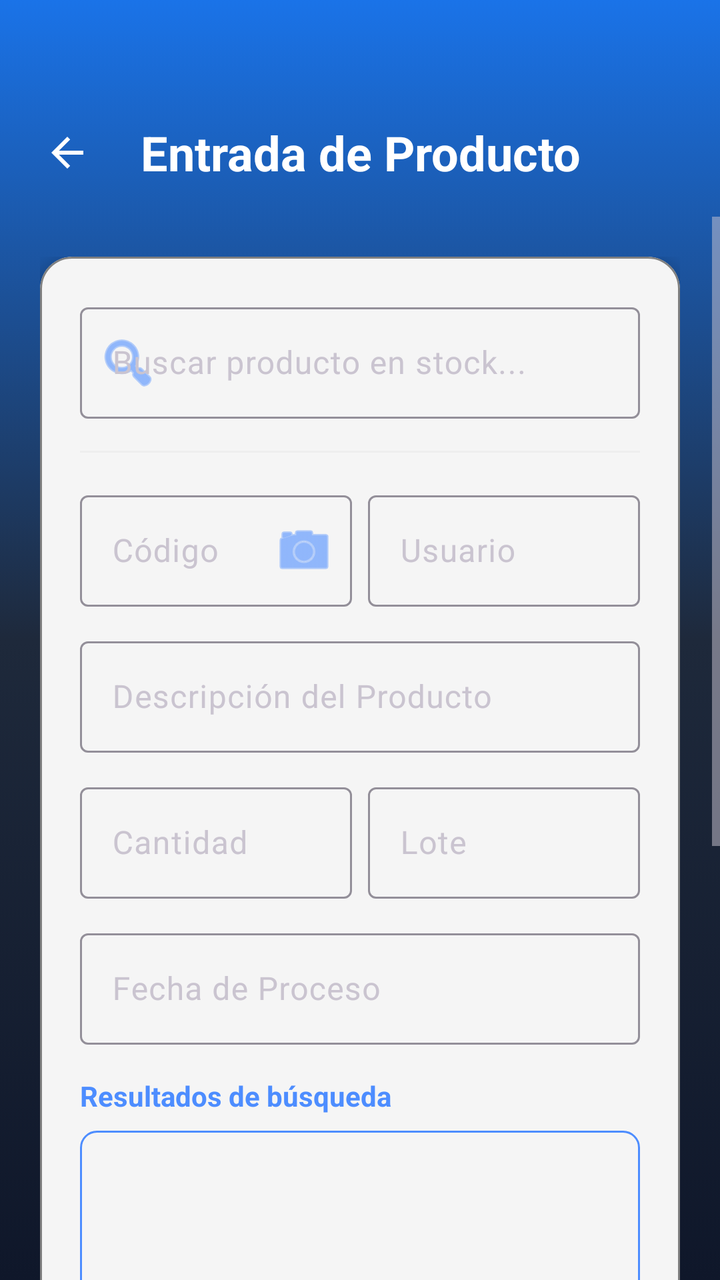
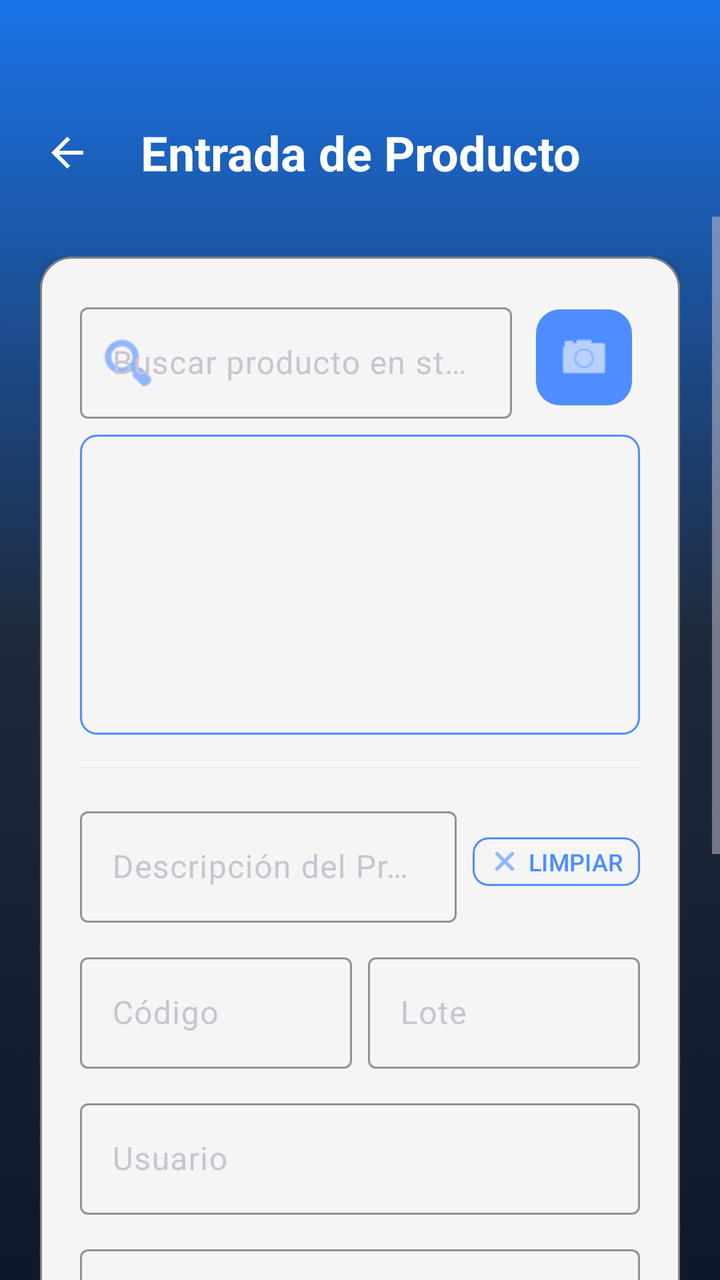

An Android layout rendered at two revisions. The XML below is the earlier revision; the diff shows what the commit changed to produce the second picture.
<!-- AndroidManifest.xml: application theme Theme.InventarioApp -->
<!-- res/layout/activity_entrada_productos.xml -->
<?xml version="1.0" encoding="utf-8"?>
<androidx.constraintlayout.widget.ConstraintLayout xmlns:android="http://schemas.android.com/apk/res/android"
    xmlns:app="http://schemas.android.com/apk/res-auto"
    xmlns:tools="http://schemas.android.com/tools"
    android:layout_width="match_parent"
    android:layout_height="match_parent"
    android:background="@drawable/fondo_degradado">

    
    <TextView
        android:id="@+id/tvTituloEntrada"
        android:layout_width="wrap_content"
        android:layout_height="wrap_content"
        android:layout_marginTop="60dp"
        android:gravity="center"
        android:text="@string/title_entrada"
        android:textColor="@color/white"
        android:textSize="24sp"
        android:textStyle="bold"
        app:layout_constraintEnd_toEndOf="parent"
        app:layout_constraintStart_toStartOf="parent"
        app:layout_constraintTop_toTopOf="parent" />

    <ImageButton
        android:id="@+id/btnBack"
        android:layout_width="51dp"
        android:layout_height="56dp"
        android:layout_marginStart="8dp"
        android:background="?attr/selectableItemBackgroundBorderless"
        android:contentDescription="@string/btn_volver"
        android:elevation="8dp"
        android:padding="12dp"
        android:src="@drawable/ic_back"
        app:layout_constraintBottom_toBottomOf="@id/tvTituloEntrada"
        app:layout_constraintStart_toStartOf="parent"
        app:layout_constraintTop_toTopOf="@id/tvTituloEntrada"
        app:tint="@color/white" />

    
    <ScrollView
        android:layout_width="match_parent"
        android:layout_height="0dp"
        android:layout_marginTop="16dp"
        android:fillViewport="true"
        app:layout_constraintBottom_toBottomOf="parent"
        app:layout_constraintTop_toBottomOf="@id/tvTituloEntrada">

        <LinearLayout
            android:layout_width="match_parent"
            android:layout_height="wrap_content"
            android:orientation="vertical"
            android:padding="20dp">

            <com.google.android.material.card.MaterialCardView
                android:layout_width="match_parent"
                android:layout_height="wrap_content"
                app:cardCornerRadius="16dp"
                app:cardElevation="4dp"
                app:cardBackgroundColor="@color/smoke_white"
                app:strokeWidth="1dp"
                app:strokeColor="@color/gray">

                <LinearLayout
                    android:layout_width="match_parent"
                    android:layout_height="wrap_content"
                    android:orientation="vertical"
                    android:padding="20dp">

                    
                    <com.google.android.material.textfield.TextInputLayout
                        android:layout_width="match_parent"
                        android:layout_height="wrap_content"
                        android:hint="@string/hint_buscar_stock"
                        app:startIconDrawable="@android:drawable/ic_menu_search"
                        app:startIconTint="@color/primary"
                        app:endIconMode="clear_text"
                        app:endIconTint="@color/gray"
                        app:hintTextColor="@color/black"
                        style="@style/Widget.Material3.TextInputLayout.OutlinedBox">

                        <com.google.android.material.textfield.TextInputEditText
                            android:id="@+id/searchEditText"
                            android:layout_width="match_parent"
                            android:layout_height="wrap_content"
                            android:textColor="@color/black"
                            android:inputType="text" />
                    </com.google.android.material.textfield.TextInputLayout>

                    <View android:layout_width="match_parent" android:layout_height="1dp" android:layout_marginVertical="16dp" android:background="#EEEEEE" />

                    <LinearLayout
                        android:layout_width="match_parent"
                        android:layout_height="wrap_content"
                        android:orientation="horizontal">

                        <com.google.android.material.textfield.TextInputLayout
                            android:id="@+id/tilCodigo"
                            style="@style/Widget.Material3.TextInputLayout.OutlinedBox"
                            android:layout_width="0dp"
                            android:layout_height="wrap_content"
                            android:layout_weight="1"
                            android:layout_marginEnd="8dp"
                            android:hint="@string/label_codigo"
                            app:endIconMode="custom"
                            app:endIconDrawable="@android:drawable/ic_menu_camera"
                            app:endIconTint="@color/primary"
                            app:hintTextColor="@color/black">

                            <com.google.android.material.textfield.TextInputEditText
                                android:id="@+id/etCodigo"
                                android:layout_width="match_parent"
                                android:layout_height="wrap_content"
                                android:textColor="@color/black"
                                android:inputType="text" />
                        </com.google.android.material.textfield.TextInputLayout>

                        <com.google.android.material.textfield.TextInputLayout
                            android:id="@+id/tilUsuario"
                            style="@style/Widget.Material3.TextInputLayout.OutlinedBox"
                            android:layout_width="0dp"
                            android:layout_height="wrap_content"
                            android:layout_weight="1"
                            android:hint="@string/label_usuario"
                            app:hintTextColor="@color/black">

                            <com.google.android.material.textfield.TextInputEditText
                                android:id="@+id/etUsuario"
                                android:layout_width="match_parent"
                                android:layout_height="wrap_content"
                                android:textColor="@color/black"
                                android:inputType="text" />
                        </com.google.android.material.textfield.TextInputLayout>
                    </LinearLayout>

                    <com.google.android.material.textfield.TextInputLayout
                        android:id="@+id/tilDescripcion"
                        style="@style/Widget.Material3.TextInputLayout.OutlinedBox"
                        android:layout_width="match_parent"
                        android:layout_height="wrap_content"
                        android:layout_marginTop="12dp"
                        android:hint="@string/label_descripcion_prod"
                        app:hintTextColor="@color/black">

                        <com.google.android.material.textfield.TextInputEditText
                            android:id="@+id/etDescripcion"
                            android:layout_width="match_parent"
                            android:layout_height="wrap_content"
                            android:textColor="@color/black"
                            android:inputType="text" />
                    </com.google.android.material.textfield.TextInputLayout>

                    <LinearLayout
                        android:layout_width="match_parent"
                        android:layout_height="wrap_content"
                        android:layout_marginTop="12dp"
                        android:orientation="horizontal">

                        <com.google.android.material.textfield.TextInputLayout
                            android:id="@+id/tilCantidad"
                            style="@style/Widget.Material3.TextInputLayout.OutlinedBox"
                            android:layout_width="0dp"
                            android:layout_height="wrap_content"
                            android:layout_weight="1"
                            android:layout_marginEnd="8dp"
                            android:hint="@string/label_cantidad"
                            app:hintTextColor="@color/black">

                            <com.google.android.material.textfield.TextInputEditText
                                android:id="@+id/etCantidad"
                                android:layout_width="match_parent"
                                android:layout_height="wrap_content"
                                android:textColor="@color/black"
                                android:inputType="number" />
                        </com.google.android.material.textfield.TextInputLayout>

                        <com.google.android.material.textfield.TextInputLayout
                            android:id="@+id/tilLote"
                            style="@style/Widget.Material3.TextInputLayout.OutlinedBox"
                            android:layout_width="0dp"
                            android:layout_height="wrap_content"
                            android:layout_weight="1"
                            android:hint="@string/label_lote"
                            app:hintTextColor="@color/black">

                            <com.google.android.material.textfield.TextInputEditText
                                android:id="@+id/etLote"
                                android:layout_width="match_parent"
                                android:layout_height="wrap_content"
                                android:textColor="@color/black"
                                android:inputType="text" />
                        </com.google.android.material.textfield.TextInputLayout>
                    </LinearLayout>

                    <com.google.android.material.textfield.TextInputLayout
                        android:id="@+id/tilFechaIngreso"
                        style="@style/Widget.Material3.TextInputLayout.OutlinedBox"
                        android:layout_width="match_parent"
                        android:layout_height="wrap_content"
                        android:layout_marginTop="12dp"
                        android:hint="@string/label_fecha_proceso"
                        app:hintTextColor="@color/black">

                        <com.google.android.material.textfield.TextInputEditText
                            android:id="@+id/etFechaIngreso"
                            android:layout_width="match_parent"
                            android:layout_height="wrap_content"
                            android:textColor="@color/black"
                            android:focusable="false"
                            android:inputType="text" />
                    </com.google.android.material.textfield.TextInputLayout>

                    <TextView
                        android:layout_width="wrap_content"
                        android:layout_height="wrap_content"
                        android:layout_marginTop="16dp"
                        android:text="@string/label_resultados_busqueda"
                        android:textStyle="bold"
                        android:textColor="@color/primary" />

                    <androidx.recyclerview.widget.RecyclerView
                        android:id="@+id/rvProductos"
                        android:layout_width="match_parent"
                        android:layout_height="200dp"
                        android:layout_marginTop="8dp"
                        android:background="@drawable/bg_list_with_border" />

                    
                    <com.google.android.material.button.MaterialButton
                        android:id="@+id/btnIngresar"
                        android:layout_width="match_parent"
                        android:layout_height="wrap_content"
                        android:layout_marginTop="24dp"
                        android:padding="16dp"
                        android:text="@string/btn_confirmar_entrada"
                        android:textSize="16sp"
                        app:cornerRadius="12dp" />

                    <com.google.android.material.button.MaterialButton
                        android:id="@+id/btnSalir"
                        style="@style/Widget.Material3.Button.TextButton"
                        android:layout_width="match_parent"
                        android:layout_height="wrap_content"
                        android:layout_marginTop="8dp"
                        android:text="@string/btn_volver_menu"
                        android:textColor="@color/gray" />

                </LinearLayout>
            </com.google.android.material.card.MaterialCardView>

            <View
                android:layout_width="match_parent"
                android:layout_height="60dp" />

        </LinearLayout>
    </ScrollView>

</androidx.constraintlayout.widget.ConstraintLayout>
<!-- resources referenced by this layout -->
<resources>
  <color name="black">#FF000000</color>
  <color name="gray">#FF808080</color>
  <color name="primary">#4D8DFF</color>
  <color name="smoke_white">#F5F5F5</color>
  <color name="white">#FFFFFFFF</color>
  <!-- drawable bg_list_with_border (drawable) -->
  <?xml version="1.0" encoding="utf-8"?>
  <shape xmlns:android="http://schemas.android.com/apk/res/android">
      <solid android:color="@color/smoke_white" />
      <stroke
          android:width="1dp"
          android:color="@color/primary" />
      <corners android:radius="8dp" />
  </shape>
  <!-- drawable fondo_degradado (drawable) -->
  <?xml version="1.0" encoding="utf-8"?>
  <selector xmlns:android="http://schemas.android.com/apk/res/android">
      <item>
          <shape android:shape="rectangle">
              <gradient
                  android:angle="270"
                  android:startColor="@color/grad_start"
                  android:centerColor="@color/surface"
                  android:endColor="#0F172A" />
          </shape>
      </item>
  </selector>
  <!-- drawable ic_back (drawable) -->
  <vector xmlns:android="http://schemas.android.com/apk/res/android"
      android:width="24dp"
      android:height="24dp"
      android:viewportWidth="24"
      android:viewportHeight="24">
    <path
        android:fillColor="#FFFFFF"
        android:pathData="M20,11H7.83l5.59,-5.59L12,4l-8,8 8,8 1.41,-1.41L7.83,13H20v-2z"/>
  </vector>
  <string name="btn_confirmar_entrada">CONFIRMAR ENTRADA</string>
  <string name="btn_volver">Volver</string>
  <string name="btn_volver_menu">Volver al Menú</string>
  <string name="hint_buscar_stock">Buscar producto en stock...</string>
  <string name="label_cantidad">Cantidad</string>
  <string name="label_codigo">Código</string>
  <string name="label_descripcion_prod">Descripción del Producto</string>
  <string name="label_fecha_proceso">Fecha de Proceso</string>
  <string name="label_lote">Lote</string>
  <string name="label_resultados_busqueda">Resultados de búsqueda</string>
  <string name="label_usuario">Usuario</string>
  <string name="title_entrada">Entrada de Producto</string>
  <style name="Theme.InventarioApp" parent="Theme.Material3.Dark.NoActionBar">
          
          <item name="colorPrimary">@color/primary</item>
          <item name="colorOnPrimary">@color/white</item>
          <item name="colorPrimaryContainer">@color/primary_variant</item>
          <item name="colorOnPrimaryContainer">@color/white</item>
          <item name="colorSecondary">@color/secondary</item>
          <item name="android:statusBarColor">#0F172A</item>
          <item name="android:windowBackground">@drawable/fondo_degradado</item>
  
          
          <item name="textInputStyle">@style/Widget.Material3.TextInputLayout.OutlinedBox</item>
      </style>
  <color name="grad_start">#1A73E8</color>
  <color name="surface">#1E293B</color>
  <color name="primary_variant">#1A73E8</color>
  <color name="secondary">#34A853</color>
</resources>

<!-- the commit's change to res/layout/activity_entrada_productos.xml (unified diff, before → after) -->
@@ -67,129 +67,178 @@
                     android:padding="20dp">
 
                     
+                    <LinearLayout
+                        android:layout_width="match_parent"
+                        android:layout_height="wrap_content"
+                        android:gravity="center_vertical"
+                        android:orientation="horizontal">
+
+                        <com.google.android.material.textfield.TextInputLayout
+                            android:id="@+id/tilBusqueda"
+                            style="@style/Widget.Material3.TextInputLayout.OutlinedBox"
+                            android:layout_width="0dp"
+                            android:layout_height="wrap_content"
+                            android:layout_weight="1"
+                            android:layout_marginEnd="8dp"
+                            android:hint="@string/hint_buscar_stock"
+                            app:startIconDrawable="@android:drawable/ic_menu_search"
+                            app:startIconTint="@color/primary"
+                            app:endIconMode="clear_text"
+                            app:endIconTint="@color/gray"
+                            app:hintTextColor="@color/black">
+
+                            <com.google.android.material.textfield.TextInputEditText
+                                android:id="@+id/searchEditText"
+                                android:layout_width="match_parent"
+                                android:layout_height="wrap_content"
+                                android:textColor="@color/black"
+                                android:inputType="text" />
+                        </com.google.android.material.textfield.TextInputLayout>
+
+                        <com.google.android.material.button.MaterialButton
+                            android:id="@+id/btnEscanear"
+                            style="@style/Widget.Material3.Button.IconButton.Filled"
+                            android:layout_width="56dp"
+                            android:layout_height="56dp"
+                            android:contentDescription="@string/btn_escanear"
+                            app:backgroundTint="@color/primary"
+                            app:cornerRadius="12dp"
+                            app:icon="@android:drawable/ic_menu_camera"
+                            app:iconGravity="textStart"
+                            app:iconPadding="0dp"
+                            app:iconSize="28dp"
+                            app:iconTint="@color/white" />
+                    </LinearLayout>
+
+                    <androidx.recyclerview.widget.RecyclerView
+                        android:id="@+id/rvProductosBusqueda"
+                        android:layout_width="match_parent"
+                        android:layout_height="150dp"
+                        android:layout_marginTop="8dp"
+                        android:background="@drawable/bg_list_with_border" />
+
+                    <View android:layout_width="match_parent" android:layout_height="1dp" android:layout_marginVertical="16dp" android:background="#EEEEEE" />
+
+                    
+                    <LinearLayout
+                        android:layout_width="match_parent"
+                        android:layout_height="wrap_content"
+                        android:gravity="center_vertical"
+                        android:orientation="horizontal">
+
+                        <com.google.android.material.textfield.TextInputLayout
+                            android:id="@+id/tilDescripcion"
+                            style="@style/Widget.Material3.TextInputLayout.OutlinedBox"
+                            android:layout_width="0dp"
+                            android:layout_height="wrap_content"
+                            android:layout_weight="1"
+                            android:layout_marginEnd="8dp"
+                            android:hint="@string/label_descripcion_prod"
+                            app:hintTextColor="@color/black">
+
+                            <com.google.android.material.textfield.TextInputEditText
+                                android:id="@+id/etDescripcion"
+                                android:layout_width="match_parent"
+                                android:layout_height="wrap_content"
+                                android:textColor="@color/black"
+                                android:inputType="text" />
+                        </com.google.android.material.textfield.TextInputLayout>
+
+                        <com.google.android.material.button.MaterialButton
+                            android:id="@+id/btnLimpiar"
+                            style="@style/Widget.Material3.Button.OutlinedButton"
+                            android:layout_width="wrap_content"
+                            android:layout_height="wrap_content"
+                            android:minWidth="0dp"
+                            android:minHeight="0dp"
+                            android:paddingHorizontal="8dp"
+                            android:paddingVertical="4dp"
+                            android:text="@string/btn_limpiar"
+                            android:textColor="@color/primary"
+                            android:textSize="12sp"
+                            app:cornerRadius="8dp"
+                            app:icon="@android:drawable/ic_menu_close_clear_cancel"
+                            app:iconSize="16dp"
+                            app:iconTint="@color/primary"
+                            app:strokeColor="@color/primary"
+                            app:strokeWidth="1dp" />
+                    </LinearLayout>
+
+                    <LinearLayout
+                        android:layout_width="match_parent"
+                        android:layout_height="wrap_content"
+                        android:layout_marginTop="12dp"
+                        android:orientation="horizontal">
+
+                        <com.google.android.material.textfield.TextInputLayout
+                            android:id="@+id/tilCodigo"
+                            style="@style/Widget.Material3.TextInputLayout.OutlinedBox"
+                            android:layout_width="0dp"
+                            android:layout_height="wrap_content"
+                            android:layout_weight="1"
+                            android:layout_marginEnd="8dp"
+                            android:hint="@string/label_codigo"
+                            app:hintTextColor="@color/black">
+
+                            <com.google.android.material.textfield.TextInputEditText
+                                android:id="@+id/etCodigo"
+                                android:layout_width="match_parent"
+                                android:layout_height="wrap_content"
+                                android:textColor="@color/black"
+                                android:inputType="text" />
+                        </com.google.android.material.textfield.TextInputLayout>
+
+                        <com.google.android.material.textfield.TextInputLayout
+                            android:id="@+id/tilLote"
+                            style="@style/Widget.Material3.TextInputLayout.OutlinedBox"
+                            android:layout_width="0dp"
+                            android:layout_height="wrap_content"
+                            android:layout_weight="1"
+                            android:hint="@string/label_lote"
+                            app:hintTextColor="@color/black">
+
+                            <com.google.android.material.textfield.TextInputEditText
+                                android:id="@+id/etLote"
+                                android:layout_width="match_parent"
+                                android:layout_height="wrap_content"
+                                android:textColor="@color/black"
+                                android:inputType="text" />
+                        </com.google.android.material.textfield.TextInputLayout>
+                    </LinearLayout>
+
                     <com.google.android.material.textfield.TextInputLayout
-                        android:layout_width="match_parent"
-                        android:layout_height="wrap_content"
-                        android:hint="@string/hint_buscar_stock"
-                        app:startIconDrawable="@android:drawable/ic_menu_search"
-                        app:startIconTint="@color/primary"
-                        app:endIconMode="clear_text"
-                        app:endIconTint="@color/gray"
-                        app:hintTextColor="@color/black"
-                        style="@style/Widget.Material3.TextInputLayout.OutlinedBox">
+                        android:id="@+id/tilUsuario"
+                        style="@style/Widget.Material3.TextInputLayout.OutlinedBox"
+                        android:layout_width="match_parent"
+                        android:layout_height="wrap_content"
+                        android:layout_marginTop="12dp"
+                        android:hint="@string/label_usuario"
+                        app:hintTextColor="@color/black">
 
                         <com.google.android.material.textfield.TextInputEditText
-                            android:id="@+id/searchEditText"
+                            android:id="@+id/etUsuario"
                             android:layout_width="match_parent"
                             android:layout_height="wrap_content"
                             android:textColor="@color/black"
                             android:inputType="text" />
                     </com.google.android.material.textfield.TextInputLayout>
 
-                    <View android:layout_width="match_parent" android:layout_height="1dp" android:layout_marginVertical="16dp" android:background="#EEEEEE" />
-
-                    <LinearLayout
-                        android:layout_width="match_parent"
-                        android:layout_height="wrap_content"
-                        android:orientation="horizontal">
-
-                        <com.google.android.material.textfield.TextInputLayout
-                            android:id="@+id/tilCodigo"
-                            style="@style/Widget.Material3.TextInputLayout.OutlinedBox"
-                            android:layout_width="0dp"
-                            android:layout_height="wrap_content"
-                            android:layout_weight="1"
-                            android:layout_marginEnd="8dp"
-                            android:hint="@string/label_codigo"
-                            app:endIconMode="custom"
-                            app:endIconDrawable="@android:drawable/ic_menu_camera"
-                            app:endIconTint="@color/primary"
-                            app:hintTextColor="@color/black">
-
-                            <com.google.android.material.textfield.TextInputEditText
-                                android:id="@+id/etCodigo"
-                                android:layout_width="match_parent"
-                                android:layout_height="wrap_content"
-                                android:textColor="@color/black"
-                                android:inputType="text" />
-                        </com.google.android.material.textfield.TextInputLayout>
-
-                        <com.google.android.material.textfield.TextInputLayout
-                            android:id="@+id/tilUsuario"
-                            style="@style/Widget.Material3.TextInputLayout.OutlinedBox"
-                            android:layout_width="0dp"
-                            android:layout_height="wrap_content"
-                            android:layout_weight="1"
-                            android:hint="@string/label_usuario"
-                            app:hintTextColor="@color/black">
-
-                            <com.google.android.material.textfield.TextInputEditText
-                                android:id="@+id/etUsuario"
-                                android:layout_width="match_parent"
-                                android:layout_height="wrap_content"
-                                android:textColor="@color/black"
-                                android:inputType="text" />
-                        </com.google.android.material.textfield.TextInputLayout>
-                    </LinearLayout>
-
                     <com.google.android.material.textfield.TextInputLayout
-                        android:id="@+id/tilDescripcion"
+                        android:id="@+id/tilCantidad"
                         style="@style/Widget.Material3.TextInputLayout.OutlinedBox"
                         android:layout_width="match_parent"
                         android:layout_height="wrap_content"
                         android:layout_marginTop="12dp"
-                        android:hint="@string/label_descripcion_prod"
+                        android:hint="@string/label_cantidad"
                         app:hintTextColor="@color/black">
 
                         <com.google.android.material.textfield.TextInputEditText
-                            android:id="@+id/etDescripcion"
+                            android:id="@+id/etCantidad"
                             android:layout_width="match_parent"
                             android:layout_height="wrap_content"
                             android:textColor="@color/black"
-                            android:inputType="text" />
+                            android:inputType="number" />
                     </com.google.android.material.textfield.TextInputLayout>
-
-                    <LinearLayout
-                        android:layout_width="match_parent"
-                        android:layout_height="wrap_content"
-                        android:layout_marginTop="12dp"
-                        android:orientation="horizontal">
-
-                        <com.google.android.material.textfield.TextInputLayout
-                            android:id="@+id/tilCantidad"
-                            style="@style/Widget.Material3.TextInputLayout.OutlinedBox"
-                            android:layout_width="0dp"
-                            android:layout_height="wrap_content"
-                            android:layout_weight="1"
-                            android:layout_marginEnd="8dp"
-                            android:hint="@string/label_cantidad"
-                            app:hintTextColor="@color/black">
-
-                            <com.google.android.material.textfield.TextInputEditText
-                                android:id="@+id/etCantidad"
-                                android:layout_width="match_parent"
-                                android:layout_height="wrap_content"
-                                android:textColor="@color/black"
-                                android:inputType="number" />
-                        </com.google.android.material.textfield.TextInputLayout>
-
-                        <com.google.android.material.textfield.TextInputLayout
-                            android:id="@+id/tilLote"
-                            style="@style/Widget.Material3.TextInputLayout.OutlinedBox"
-                            android:layout_width="0dp"
-                            android:layout_height="wrap_content"
-                            android:layout_weight="1"
-                            android:hint="@string/label_lote"
-                            app:hintTextColor="@color/black">
-
-                            <com.google.android.material.textfield.TextInputEditText
-                                android:id="@+id/etLote"
-                                android:layout_width="match_parent"
-                                android:layout_height="wrap_content"
-                                android:textColor="@color/black"
-                                android:inputType="text" />
-                        </com.google.android.material.textfield.TextInputLayout>
-                    </LinearLayout>
 
                     <com.google.android.material.textfield.TextInputLayout
                         android:id="@+id/tilFechaIngreso"
@@ -208,21 +257,6 @@
                             android:focusable="false"
                             android:inputType="text" />
                     </com.google.android.material.textfield.TextInputLayout>
-
-                    <TextView
-                        android:layout_width="wrap_content"
-                        android:layout_height="wrap_content"
-                        android:layout_marginTop="16dp"
-                        android:text="@string/label_resultados_busqueda"
-                        android:textStyle="bold"
-                        android:textColor="@color/primary" />
-
-                    <androidx.recyclerview.widget.RecyclerView
-                        android:id="@+id/rvProductos"
-                        android:layout_width="match_parent"
-                        android:layout_height="200dp"
-                        android:layout_marginTop="8dp"
-                        android:background="@drawable/bg_list_with_border" />
 
                     
                     <com.google.android.material.button.MaterialButton
<!-- resource entries referenced after the edit -->
@@ -38,6 +38,8 @@
         android:pathData="M20,11H7.83l5.59,-5.59L12,4l-8,8 8,8 1.41,-1.41L7.83,13H20v-2z"/>
   </vector>
   <string name="btn_confirmar_entrada">CONFIRMAR ENTRADA</string>
+  <string name="btn_escanear">Escanear QR</string>
+  <string name="btn_limpiar">LIMPIAR</string>
   <string name="btn_volver">Volver</string>
   <string name="btn_volver_menu">Volver al Menú</string>
   <string name="hint_buscar_stock">Buscar producto en stock...</string>
@@ -46,7 +48,6 @@
   <string name="label_descripcion_prod">Descripción del Producto</string>
   <string name="label_fecha_proceso">Fecha de Proceso</string>
   <string name="label_lote">Lote</string>
-  <string name="label_resultados_busqueda">Resultados de búsqueda</string>
   <string name="label_usuario">Usuario</string>
   <string name="title_entrada">Entrada de Producto</string>
   <style name="Theme.InventarioApp" parent="Theme.Material3.Dark.NoActionBar">
